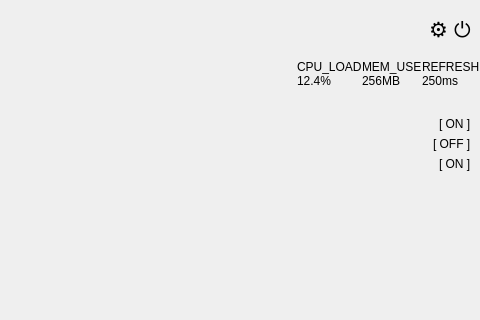
hiawath/sensor_dashboard, file mainwindow.ui: the form before one commit; both pictures show x 544 to 1024 and y 0 to 320 of the 1024 by 768 pixel window.
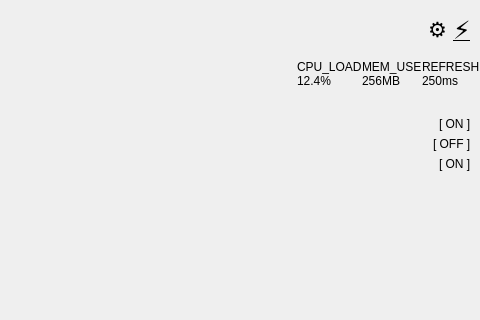
The form after the commit.

Patch:
```diff
--- a/mainwindow.ui
+++ b/mainwindow.ui
@@ -87,7 +87,7 @@
        <item>
         <widget class="QLabel" name="iconPower">
          <property name="text">
-          <string>&lt;html&gt;&lt;head/&gt;&lt;body&gt;&lt;p&gt;&lt;span style=&quot; font-size:16pt;&quot;&gt;⏻&lt;/span&gt;&lt;/p&gt;&lt;/body&gt;&lt;/html&gt;</string>
+          <string>&lt;html&gt;&lt;head/&gt;&lt;body&gt;&lt;p&gt;&lt;a href=&quot;https://apps.timwhitlock.info/emoji/tables/unicode#emoji-modal&quot;&gt;&lt;span style=&quot; font-family:'Android'; font-size:25px; text-decoration: underline; color:#000000; vertical-align:top;&quot;&gt;⚡&lt;/span&gt;&lt;/a&gt;&lt;/p&gt;&lt;/body&gt;&lt;/html&gt;</string>
          </property>
         </widget>
        </item>
```
